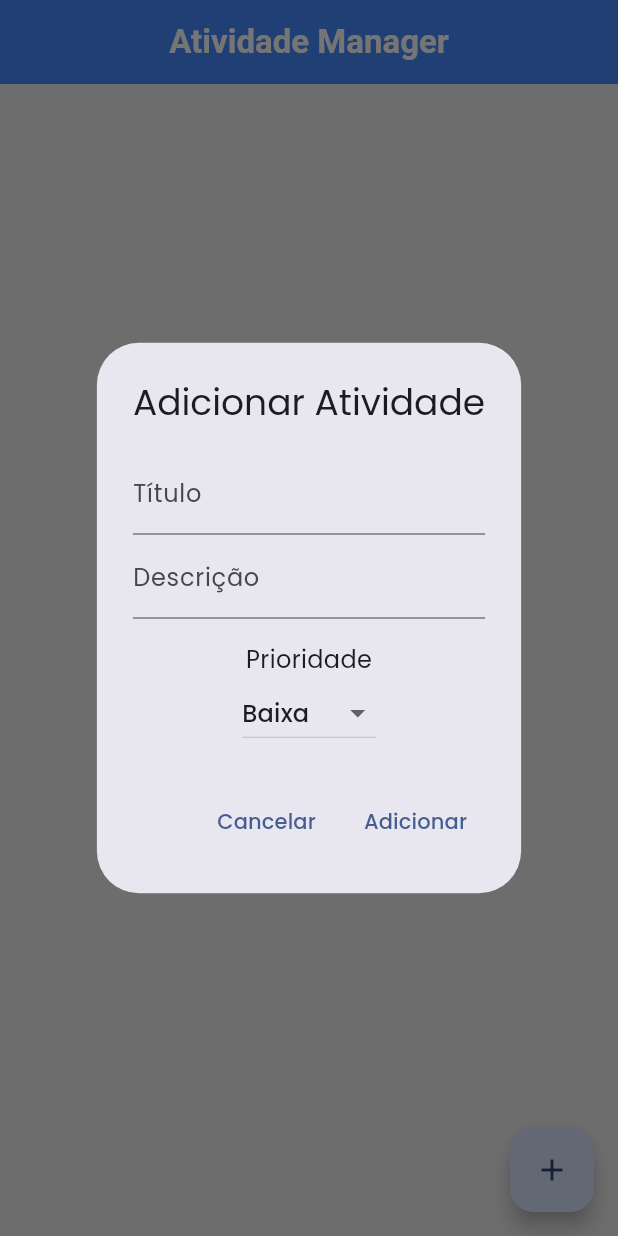
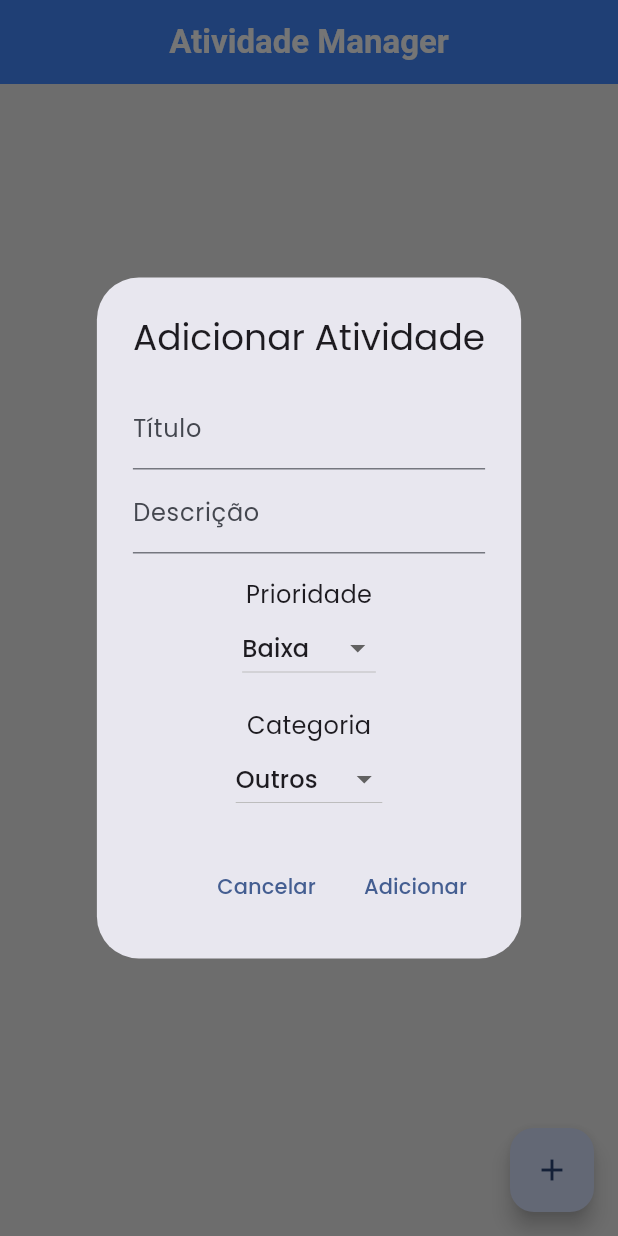
Before and after one commit to Afonso247/flutter-crud, a Flutter app: the screen it shows after launch, after a tap on the "add" icon, on a phone screen of 412 x 824 dp. Run offline on Flutter 3.47's test engine with Material 3 defaults, Android fonts, the phone set to English and light mode, and no system bars; our stand-ins replace google_fonts.

Commit message:
feat: add categoria

```diff
--- a/lib/components/atividade_edit.dart
+++ b/lib/components/atividade_edit.dart
@@ -17,6 +17,7 @@ class AtividadeEditState extends State<AtividadeEdit> {
   late TextEditingController atividadeTituloController;
   late TextEditingController atividadeDescricaoController;
   late Prioridade prioridadeSel;
+  late Categoria categoriaSel;
   final _formKey = GlobalKey<FormState>(); // Chave para o formulário
 
   @override
@@ -25,6 +26,7 @@ class AtividadeEditState extends State<AtividadeEdit> {
     atividadeTituloController = TextEditingController(text: widget.atividade.titulo);
     atividadeDescricaoController = TextEditingController(text: widget.atividade.descricao);
     prioridadeSel = widget.atividade.prioridade;
+    categoriaSel = widget.atividade.categoria;
   }
 
   @override
@@ -79,6 +81,22 @@ class AtividadeEditState extends State<AtividadeEdit> {
                   );
                 }).toList(),
               ),
+              DropdownButton<Categoria>(
+                value: categoriaSel,
+                onChanged: (Categoria? novaCategoria) {
+                  if (novaCategoria != null) {
+                    setState(() {
+                      categoriaSel = novaCategoria;
+                    });
+                  }
+                },
+                items: Categoria.values.map((Categoria categoria) {
+                  return DropdownMenuItem<Categoria>(
+                    value: categoria,
+                    child: Text(_toTitleCase(categoria.toString().split('.').last)),
+                  );
+                }).toList(),
+              ),
               ElevatedButton(
                 onPressed: () {
                   if (_formKey.currentState!.validate()) {
@@ -91,6 +109,7 @@ class AtividadeEditState extends State<AtividadeEdit> {
                       novoTitulo,
                       novaDescricao,
                       prioridadeSel,
+                      categoriaSel,
                     );
                     Navigator.of(context).pop();
                   }
--- a/lib/components/home_atividade.dart
+++ b/lib/components/home_atividade.dart
@@ -42,17 +42,30 @@ class _HomeAtividadeState extends State<HomeAtividade> {
                 child: Opacity(
                   opacity: atividades[index].status ? 0.5 : 1.0,
                   child: ListTile(
+                    leading: _getCategoriaIcon(atividades[index].categoria),
                     title: Text(
                       atividades[index].titulo,
                       style: TextStyle(
                         decoration: atividades[index].status ? TextDecoration.lineThrough : null,
                       ),
                     ),
-                    subtitle: Text(
-                      atividades[index].descricao,
-                      style: TextStyle(
-                        decoration: atividades[index].status ? TextDecoration.lineThrough : null,
-                      ),
+                    subtitle: Column(
+                      crossAxisAlignment: CrossAxisAlignment.start,
+                      children: [
+                        Text(
+                          atividades[index].descricao,
+                          style: TextStyle(
+                            decoration: atividades[index].status ? TextDecoration.lineThrough : null,
+                          ),
+                        ),
+                        Text(
+                          'Categoria: ${_toTitleCase(atividades[index].categoria.toString().split('.').last)}',
+                          style: const TextStyle(
+                            fontStyle: FontStyle.italic,
+                            fontSize: 12,
+                          ),
+                        ),
+                      ],
                     ),
                     trailing: Row(
                       mainAxisSize: MainAxisSize.min,
@@ -103,10 +116,35 @@ class _HomeAtividadeState extends State<HomeAtividade> {
     }
   }
 
+  Widget _getCategoriaIcon(Categoria categoria) {
+    IconData iconData;
+    switch (categoria) {
+      case Categoria.trabalho:
+        iconData = Icons.work;
+        break;
+      case Categoria.estudo:
+        iconData = Icons.school;
+        break;
+      case Categoria.lazer:
+        iconData = Icons.beach_access;
+        break;
+      case Categoria.saude:
+        iconData = Icons.favorite;
+        break;
+      case Categoria.outros:
+      default:
+        iconData = Icons.category;
+        break;
+    }
+    return Icon(iconData);
+  }
+
   void _abrirAddAtividadeDialog(BuildContext context) {
     final _formKey = GlobalKey<FormState>();
     final tituloAtividadeController = TextEditingController();
     final descricaoAtividadeController = TextEditingController();
+    Prioridade prioridadeSel = Prioridade.baixa;
+    Categoria categoriaSel = Categoria.outros;
 
     showDialog(
       context: context,
@@ -171,6 +209,31 @@ class _HomeAtividadeState extends State<HomeAtividade> {
                         ),
                       ],
                     ),
+                    const SizedBox(height: 16),
+                    Column(
+                      children: [
+                        const Text(
+                          'Categoria',
+                          style: TextStyle(fontSize: 16),
+                        ),
+                        DropdownButton<Categoria>(
+                          value: categoriaSel,
+                          onChanged: (Categoria? novaCategoria) {
+                            if (novaCategoria != null) {
+                              setState(() {
+                                categoriaSel = novaCategoria;
+                              });
+                            }
+                          },
+                          items: Categoria.values.map((Categoria categoria) {
+                            return DropdownMenuItem<Categoria>(
+                              value: categoria,
+                              child: Text(_toTitleCase(categoria.toString().split('.').last)),
+                            );
+                          }).toList(),
+                        ),
+                      ],
+                    ),
                   ],
                 ),
               ),
@@ -190,6 +253,7 @@ class _HomeAtividadeState extends State<HomeAtividade> {
                         titulo,
                         descricao,
                         prioridadeSel,
+                        categoriaSel,
                       );
 
                       Navigator.of(context).pop();
--- a/lib/handlers/atividade_handler.dart
+++ b/lib/handlers/atividade_handler.dart
@@ -8,21 +8,23 @@ class AtividadeHandler with ChangeNotifier {
   List<Atividade> get atividades => _atividades;
 
   // Cria uma nova atividade
-  void addAtividade(String titulo, String descricao, Prioridade prioridade) {
+  void addAtividade(String titulo, String descricao, Prioridade prioridade, Categoria categoria) {
     _atividades.add(Atividade(
       titulo: titulo,
       descricao: descricao,
       prioridade: prioridade,
+      categoria: categoria,
     ));
     notifyListeners();
   }
 
   // Atualiza uma atividade
-  void atualizarAtividade(String id, String titulo, String descricao, Prioridade prioridade) {
+  void atualizarAtividade(String id, String titulo, String descricao, Prioridade prioridade, Categoria categoria) {
     final atividade = _atividades.firstWhere((atividade) => atividade.id == id);
     atividade.titulo = titulo;
     atividade.descricao = descricao;
     atividade.prioridade = prioridade;
+    atividade.categoria = categoria;
     notifyListeners();
   }
 
--- a/lib/model/atividade.dart
+++ b/lib/model/atividade.dart
@@ -1,18 +1,21 @@
 import 'package:uuid/uuid.dart';
 
 enum Prioridade { urgente, alta, media, baixa }
+enum Categoria { trabalho, estudo, lazer, saude, outros }
 
 class Atividade {
   final String id;
   String titulo;
   String descricao;
   Prioridade prioridade;
+  Categoria categoria;
   bool status;
 
   Atividade({
     required this.titulo,
     required this.descricao,
     this.prioridade = Prioridade.baixa,
+    this.categoria = Categoria.outros,
     this.status = false
   }) : id = const Uuid().v4();
 }
```
